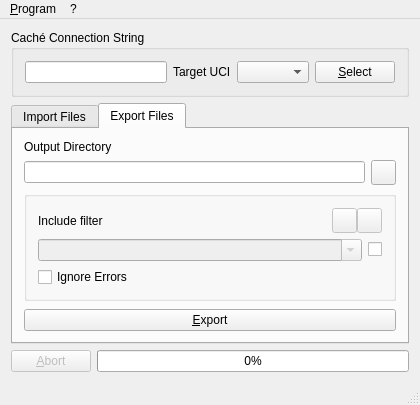
Old version of the form QtCacheTool/mainwindow.ui in the repository entwickler42/QtCache.
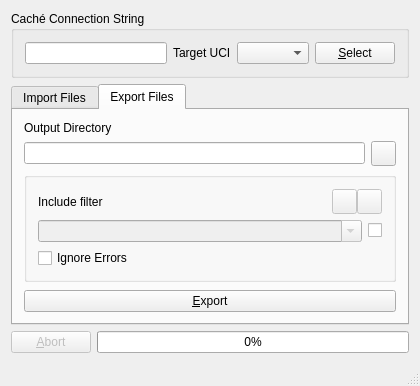
New version of the form. The open tabs and pages were chosen to show the change. Icons and pictures are not drawn.

Commit message: automatically add iso date to logfile name

Diff of the .ui file:
```diff
--- a/QtCacheTool/mainwindow.ui
+++ b/QtCacheTool/mainwindow.ui
@@ -376,31 +376,6 @@
     </item>
    </layout>
   </widget>
-  <widget class="QMenuBar" name="menuBar">
-   <property name="geometry">
-    <rect>
-     <x>0</x>
-     <y>0</y>
-     <width>420</width>
-     <height>21</height>
-    </rect>
-   </property>
-   <widget class="QMenu" name="menu_Program">
-    <property name="title">
-     <string>&amp;Program</string>
-    </property>
-    <addaction name="actionImport_Files"/>
-    <addaction name="actionExport_Files"/>
-   </widget>
-   <widget class="QMenu" name="menu">
-    <property name="title">
-     <string>?</string>
-    </property>
-    <addaction name="action_About"/>
-   </widget>
-   <addaction name="menu_Program"/>
-   <addaction name="menu"/>
-  </widget>
   <widget class="QStatusBar" name="statusBar"/>
   <action name="actionImport_Files">
    <property name="text">
```
Left out of the diff: 2 changed lines with no effect on the pictures. The commit also changes 1 other file.
